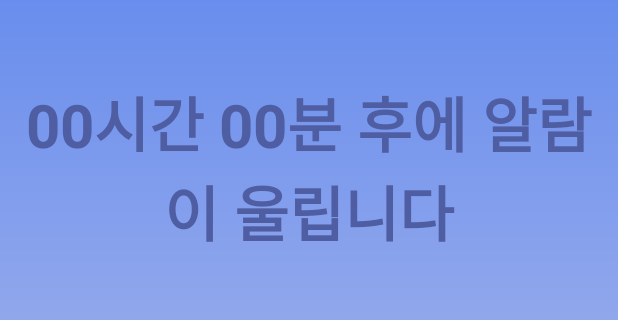
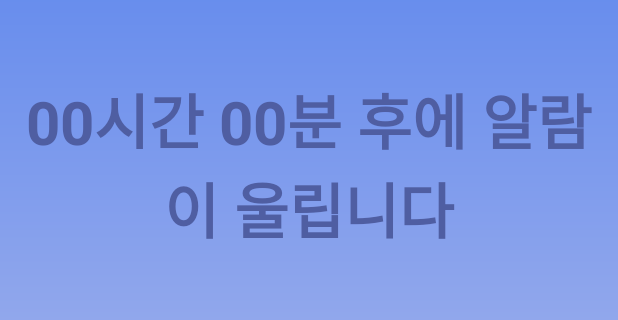
Before and after one commit to inhohyun/alarm-call, an Android app: the screen it shows after launch (Maintest_Activity), on a phone screen of 412 x 824 dp, the part 81-401 px from its top. Run offline under Robolectric (Android 15) with nearby library versions, the phone set to English and light mode, and no system bars; our stand-ins replace Room's generated code.

```diff
--- a/app/src/main/res/layout-v23/alam_main.xml
+++ b/app/src/main/res/layout-v23/alam_main.xml
@@ -28,7 +28,7 @@
                 android:id="@+id/fastest_alam_text"
                 android:layout_width="wrap_content"
                 android:layout_height="wrap_content"
-                android:layout_marginTop="52dp"
+                android:layout_marginTop="50dp"
                 android:gravity="center"
                 android:text="@string/alam_fastest"
                 android:textColor="#4f5ea2"
```
